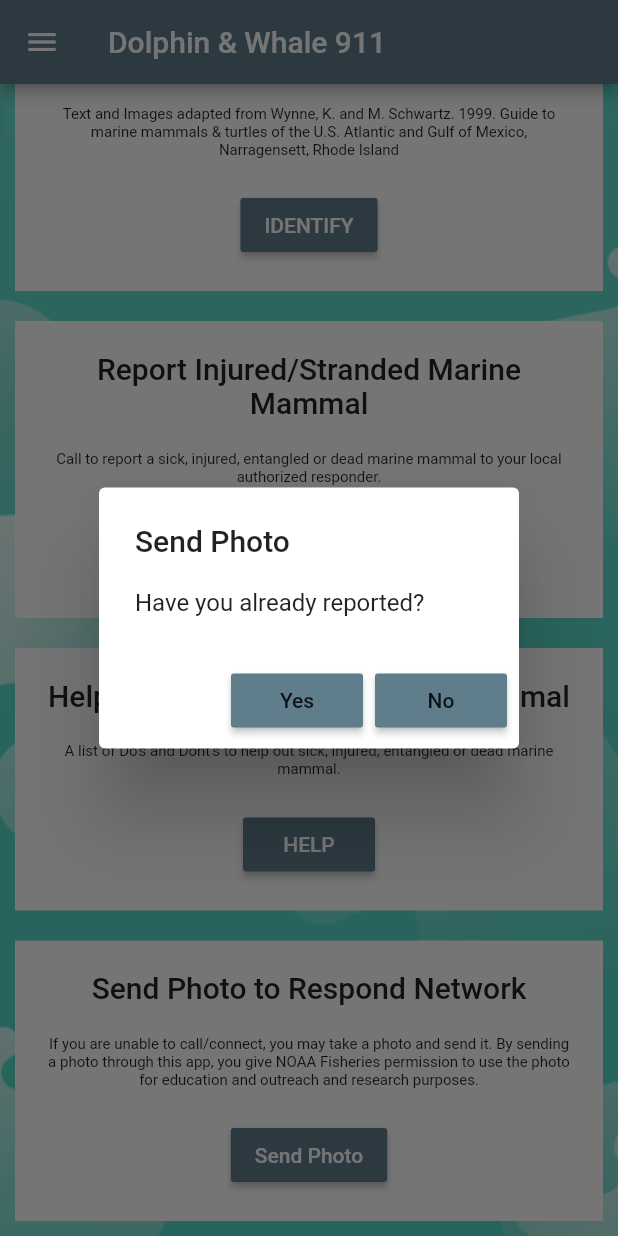
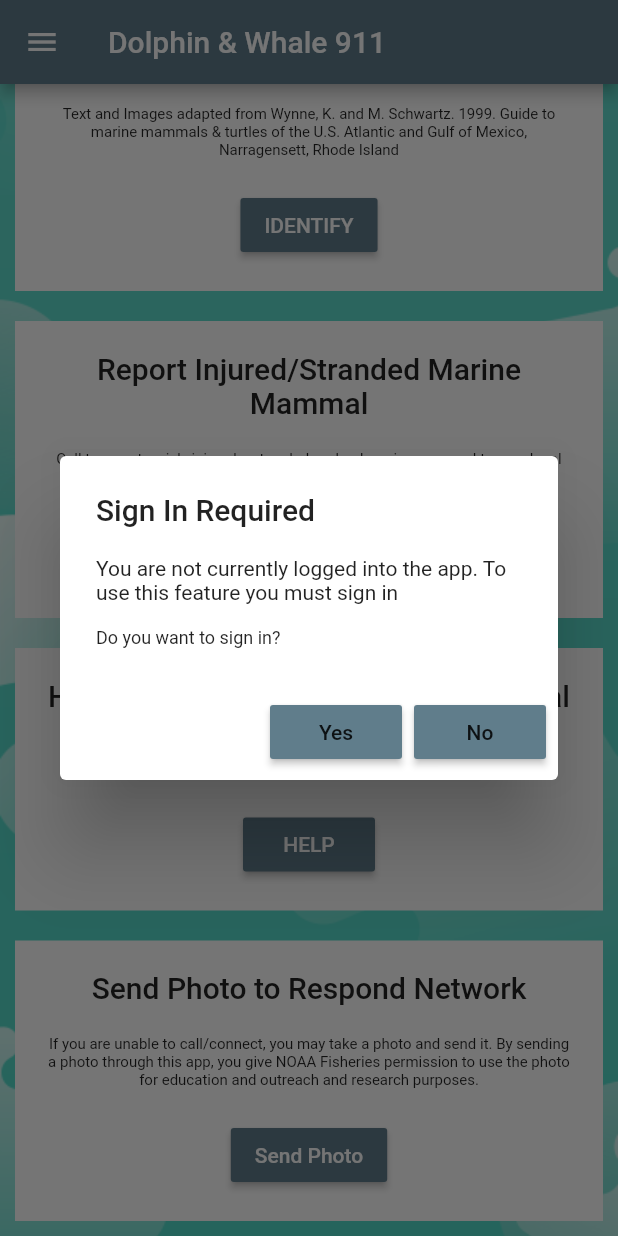
Before and after one commit to abdullahnajam/dolphin-whales911, a Flutter app: the screen it shows after launch, scrolled down 59 dp, after a tap on "Send Photo", on a phone screen of 412 x 824 dp. Run offline on Flutter 3.47's test engine with Material 2 defaults, Android fonts, the phone set to English and light mode, and no system bars; our stand-ins replace expandable, firebase_auth, firebase_database, page_transition, simple_animations; missing offline and left inert: cool_nav, expandable_widget; accounts and stored records are empty.

Commit message:
task3 done

```diff
--- a/lib/screen/home.dart
+++ b/lib/screen/home.dart
@@ -1,8 +1,10 @@
 import 'package:cool_nav/cool_nav.dart';
 import 'package:dolphinwhale/screen/drawer.dart';
 import 'package:dolphinwhale/screen/identify/category.dart';
+import 'package:dolphinwhale/screen/login.dart';
 import 'package:dolphinwhale/screen/photo.dart';
 import 'package:dolphinwhale/screen/report.dart';
+import 'package:firebase_auth/firebase_auth.dart';
 import 'package:flutter/material.dart';
 
 import 'help.dart';
@@ -16,10 +18,60 @@ class HomePage extends StatefulWidget {
 }
 
 class _MyHomePageState extends State<HomePage> {
+  Future<void> _loginDialog() async {
+    return showDialog<void>(
+      context: context,
+      barrierDismissible: true, // user must tap button!
+      builder: (BuildContext context) {
+        return AlertDialog(
+          title: Text('Sign In Required'),
+          content: SingleChildScrollView(
+            child: ListBody(
+              children: <Widget>[
+                Text('You are not currently logged into the app. To use this feature you must sign in',style: TextStyle(fontSize: 14),),
+                SizedBox(height: 15,),
+                Text('Do you want to sign in?',style: TextStyle(fontSize: 12),)
+              ],
+            ),
+          ),
+          actions: <Widget>[
+            RaisedButton(
+              color: Colors.blueGrey,
+
+              child: Text('Yes'),
+              onPressed: () {
+                Navigator.pop(context);
+                Navigator.push(context, new MaterialPageRoute(
+                    builder: (context) => Login())
+                );
+              },
+            ),
+            RaisedButton(
+              color: Colors.blueGrey,
+
+              child: Text('No'),
+              onPressed: () {
+                Navigator.pop(context);
+              },
+            ),
+          ],
+        );
+      },
+    );
+  }
+  _checkForLogin() async{
+    if (await FirebaseAuth.instance.currentUser() != null) {
+      // signed in
+     _photo();
+    } else {
+      _loginDialog();
+
+    }
+  }
   Future<void> _showMyDialog() async {
     return showDialog<void>(
       context: context,
-      barrierDismissible: false, // user must tap button!
+      barrierDismissible: true, // user must tap button!
       builder: (BuildContext context) {
         return AlertDialog(
           title: Text('AlertDialog Title'),
@@ -36,6 +88,7 @@ class _MyHomePageState extends State<HomePage> {
 
               child: Text('Yes'),
               onPressed: () {
+                Navigator.pop(context);
                 Navigator.push(context, new MaterialPageRoute(
                     builder: (context) => HelpMammal())
                 );
@@ -46,6 +99,7 @@ class _MyHomePageState extends State<HomePage> {
 
               child: Text('No'),
               onPressed: () {
+                Navigator.pop(context);
                 Navigator.push(context, new MaterialPageRoute(
                     builder: (context) => HelpMammal())
                 );
@@ -59,7 +113,7 @@ class _MyHomePageState extends State<HomePage> {
   Future<void> _photo() async {
     return showDialog<void>(
       context: context,
-      barrierDismissible: false, // user must tap button!
+      barrierDismissible: true, // user must tap button!
       builder: (BuildContext context) {
         return AlertDialog(
           title: Text('Send Photo'),
@@ -76,6 +130,7 @@ class _MyHomePageState extends State<HomePage> {
 
               child: Text('Yes'),
               onPressed: () {
+                Navigator.pop(context);
                 Navigator.push(context, new MaterialPageRoute(
                     builder: (context) => Photo())
                 );
@@ -86,6 +141,7 @@ class _MyHomePageState extends State<HomePage> {
 
               child: Text('No'),
               onPressed: () {
+                Navigator.pop(context);
                 Navigator.push(context, new MaterialPageRoute(
                     builder: (context) => Report())
                 );
@@ -193,7 +249,7 @@ class _MyHomePageState extends State<HomePage> {
                   SizedBox(height: 20,),
                   RaisedButton(
                     onPressed: () {
-                      _photo();
+                      _checkForLogin();
                     },
                     color: Colors.blueGrey,
                     child: Text("Send Photo",style: TextStyle(color: Colors.white),),
--- a/pubspec.yaml
+++ b/pubspec.yaml
@@ -56,11 +56,7 @@ flutter:
   uses-material-design: true
 
   assets:
-    - assets/icon.png
-    - assets/camera.png
-    - assets/Clouds.png
-    - assets/orca.jpg
-    - assets/doli.jpg
+    - assets/
 
   # To add assets to your application, add an assets section, like this:
   # assets:
```
Also changed, not shown: lib/screen/profileUser.dart (+26 -1 lines), assets/nouser.png (added).
